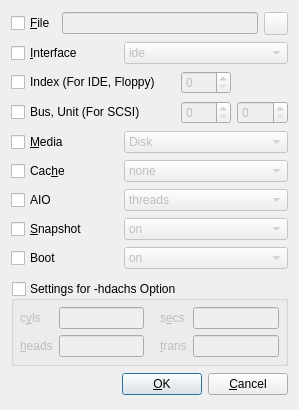
Above: src/Add_New_Device_Window.ui from tobimensch/aqemu before the change. Below: the same form after it.
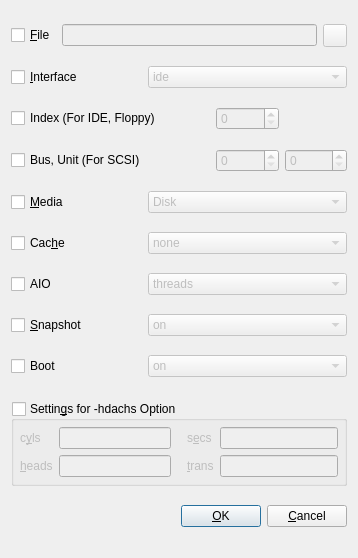
That is the form after the change. Icons and pictures are not drawn.

Patch:
```diff
--- a/src/Add_New_Device_Window.ui
+++ b/src/Add_New_Device_Window.ui
@@ -7,8 +7,8 @@
    <rect>
     <x>0</x>
     <y>0</y>
-    <width>299</width>
-    <height>410</height>
+    <width>358</width>
+    <height>558</height>
    </rect>
   </property>
   <property name="windowTitle">
@@ -282,7 +282,7 @@
    <item row="10" column="0" colspan="5">
     <widget class="QGroupBox" name="GB_hdachs_Settings">
      <property name="title">
-      <string>Settings for -hdachs Option</string>
+      <string>Settin&amp;gs for -hdachs Option</string>
      </property>
      <property name="checkable">
       <bool>true</bool>
```
Left out of the diff: 43 changed lines with no effect on the pictures.
